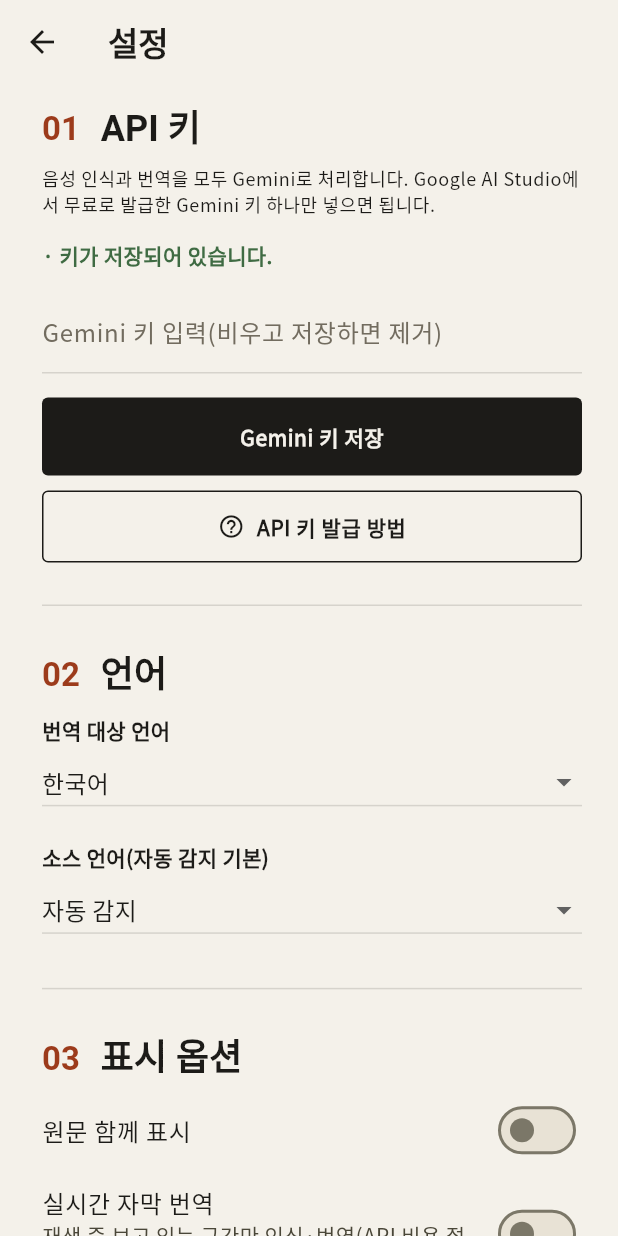
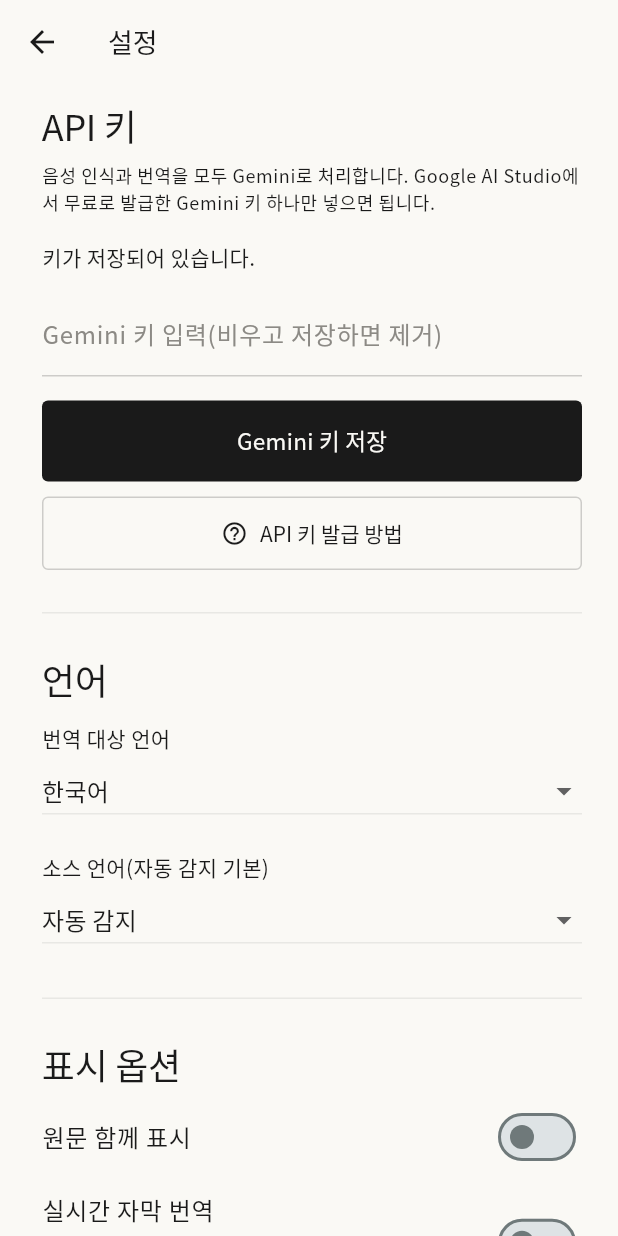
Before and after one commit to a-scene-tence/sub, a Flutter app: the screen it shows after launch, after a tap on the "settings" icon, on a phone screen of 412 x 824 dp. Run offline on Flutter 3.47's test engine with Material 3 defaults, Android fonts, the phone set to English and light mode, and no system bars; our stand-ins replace file_picker, flutter_dotenv, flutter_riverpod, flutter_secure_storage, google_fonts, shared_preferences and 2 more; missing offline and left inert: screen_brightness, volume_controller; Roboto replaces fonts that are missing (Noto Serif Kr).

Commit message:
style(ui): 디자인 정제 — 화이트·아이보리 모노크롬, 올-산세리프, 굵은 무게 제거
직전 에디토리얼 톤이 무겁고 촌스럽다는 피드백을 반영해 더 가볍고 미니멀하게 정리한다.
- 팔레트: 배경을 더 화이트한 아이보리(#FAF9F5)로, 포인트 색(브릭) 완전 제거 →
  잉크/그레이/화이트 모노크롬. 활성 컨트롤(스위치·슬라이더)도 잉크로만.
- 타이포: serif 헤드라인 제거하고 전부 Noto Sans KR(올-산세리프). 헤드라인은
  Light/Regular(w300~400), 굵은 무게(w600~700) 미사용.
- 홈: "No.01"·"VIDEO · SUBTITLE" 키커 제거, 마스트헤드를 얇은 산세리프로.
- 설정: 섹션 넘버링(01~05)·색 강조 제거, 산세리프 제목 + hairline로 담백하게.
  키 상태 표시도 모노크롬(잉크/그레이)으로.
- 자막 오버레이/프리뷰의 가독성 무게(w600)는 영상 위 가독성 목적이라 유지.

Co-Authored-By: Claude Opus 4.8 <noreply@anthropic.com>
Claude-Session: https://claude.ai/code/session_01FNKQtGvYKHS5axaL3oczoE

```diff
--- a/lib/screens/home_screen.dart
+++ b/lib/screens/home_screen.dart
@@ -66,13 +66,6 @@ class _HomeScreenState extends ConsumerState<HomeScreen> {
     return Scaffold(
       appBar: AppBar(
         titleSpacing: 28,
-        title: Text(
-          'No.01',
-          style: textTheme.labelLarge?.copyWith(
-            color: AppPalette.inkSoft,
-            letterSpacing: 2,
-          ),
-        ),
         actions: <Widget>[
           IconButton(
             icon: const Icon(Icons.settings_outlined),
@@ -87,34 +80,27 @@ class _HomeScreenState extends ConsumerState<HomeScreen> {
       body: SafeArea(
         top: false,
         child: Padding(
-          padding: const EdgeInsets.fromLTRB(28, 16, 24, 28),
+          padding: const EdgeInsets.fromLTRB(28, 24, 28, 28),
           child: Column(
             crossAxisAlignment: CrossAxisAlignment.start,
             children: <Widget>[
-              Text(
-                'VIDEO  ·  SUBTITLE',
-                style: textTheme.labelLarge?.copyWith(
-                  color: AppPalette.inkSoft,
-                  letterSpacing: 3,
-                  fontWeight: FontWeight.w600,
-                ),
-              ),
-              const SizedBox(height: 16),
+              const SizedBox(height: 8),
               Text(
                 '인프레임',
                 style: textTheme.displayLarge?.copyWith(
-                  fontSize: 60,
+                  fontSize: 52,
                   height: 1.0,
                 ),
               ),
-              const SizedBox(height: 20),
+              const SizedBox(height: 22),
               Container(height: 1, color: AppPalette.hairline),
-              const SizedBox(height: 24),
+              const SizedBox(height: 22),
               Text(
                 '영상을 선택하면 음성을 인식해\n자연스러운 번역 자막을 만들어 드려요.',
                 style: textTheme.titleLarge?.copyWith(
-                  height: 1.45,
-                  color: AppPalette.ink,
+                  fontWeight: FontWeight.w400,
+                  height: 1.5,
+                  color: AppPalette.inkSoft,
                 ),
               ),
               const Spacer(),
@@ -132,7 +118,7 @@ class _HomeScreenState extends ConsumerState<HomeScreen> {
   }
 }
 
-/// 전체 폭 에디토리얼 액션 블록(라벨 좌측 + 화살표 우측).
+/// 전체 폭 액션 블록(라벨 좌측 + 화살표 우측).
 class _PickAction extends StatelessWidget {
   const _PickAction({required this.onTap});
 
@@ -144,17 +130,11 @@ class _PickAction extends StatelessWidget {
       width: double.infinity,
       child: FilledButton(
         onPressed: onTap,
-        child: Row(
+        child: const Row(
           mainAxisAlignment: MainAxisAlignment.spaceBetween,
           children: <Widget>[
-            Text(
-              '영상 파일 선택',
-              style: Theme.of(context).textTheme.labelLarge?.copyWith(
-                    color: AppPalette.paper,
-                    fontSize: 16,
-                  ),
-            ),
-            const Icon(Icons.arrow_forward, size: 20),
+            Text('영상 파일 선택'),
+            Icon(Icons.arrow_forward, size: 20),
           ],
         ),
       ),
--- a/lib/screens/settings_screen.dart
+++ b/lib/screens/settings_screen.dart
@@ -95,19 +95,16 @@ class _SettingsScreenState extends ConsumerState<SettingsScreen> {
         padding: const EdgeInsets.fromLTRB(28, 12, 24, 48),
         children: <Widget>[
           const _SectionHeader(
-            '01',
             'API 키',
             caption: '음성 인식과 번역을 모두 Gemini로 처리합니다. Google AI Studio에서 '
                 '무료로 발급한 Gemini 키 하나만 넣으면 됩니다.',
           ),
           const SizedBox(height: 16),
           Text(
-            hasGeminiKey ? '· 키가 저장되어 있습니다.' : '· 키가 설정되지 않았습니다.',
+            hasGeminiKey ? '키가 저장되어 있습니다.' : '키가 설정되지 않았습니다.',
             style: TextStyle(
-              color: hasGeminiKey
-                  ? const Color(0xFF3F6B43)
-                  : AppPalette.accent,
-              fontWeight: FontWeight.w600,
+              color: hasGeminiKey ? AppPalette.ink : AppPalette.inkSoft,
+              fontWeight: FontWeight.w500,
             ),
           ),
           const SizedBox(height: 12),
@@ -134,7 +131,7 @@ class _SettingsScreenState extends ConsumerState<SettingsScreen> {
             label: const Text('API 키 발급 방법'),
           ),
           const _SectionGap(),
-          const _SectionHeader('02', '언어'),
+          const _SectionHeader('언어'),
           const SizedBox(height: 12),
           Text('번역 대상 언어', style: _label(context)),
           DropdownButton<String>(
@@ -171,7 +168,7 @@ class _SettingsScreenState extends ConsumerState<SettingsScreen> {
             onChanged: settings.setLanguageHint,
           ),
           const _SectionGap(),
-          const _SectionHeader('03', '표시 옵션'),
+          const _SectionHeader('표시 옵션'),
           const SizedBox(height: 4),
           SwitchListTile(
             title: const Text('원문 함께 표시'),
@@ -187,7 +184,7 @@ class _SettingsScreenState extends ConsumerState<SettingsScreen> {
             contentPadding: EdgeInsets.zero,
           ),
           const _SectionGap(),
-          const _SectionHeader('04', '자막 스타일'),
+          const _SectionHeader('자막 스타일'),
           const SizedBox(height: 16),
           _StylePreview(settings: current),
           const SizedBox(height: 20),
@@ -226,7 +223,7 @@ class _SettingsScreenState extends ConsumerState<SettingsScreen> {
             onChanged: settings.setSubtitleBgOpacity,
           ),
           const _SectionGap(),
-          const _SectionHeader('05', '저장공간'),
+          const _SectionHeader('저장공간'),
           const SizedBox(height: 12),
           Text(
             '캐시 사용량 — '
@@ -253,7 +250,7 @@ class _SettingsScreenState extends ConsumerState<SettingsScreen> {
 /// 섹션 라벨(소제목) 텍스트 스타일.
 TextStyle? _label(BuildContext context) =>
     Theme.of(context).textTheme.bodyMedium?.copyWith(
-          fontWeight: FontWeight.w600,
+          fontWeight: FontWeight.w500,
           color: AppPalette.ink,
         );
 
@@ -273,11 +270,10 @@ class _SectionGap extends StatelessWidget {
   }
 }
 
-/// 넘버 kicker + serif 섹션 제목(+선택 캡션).
+/// 섹션 제목(+선택 캡션). 산세리프 미디엄, 색 강조 없이 여백으로 구분.
 class _SectionHeader extends StatelessWidget {
-  const _SectionHeader(this.number, this.title, {this.caption});
+  const _SectionHeader(this.title, {this.caption});
 
-  final String number;
   final String title;
   final String? caption;
 
@@ -287,23 +283,7 @@ class _SectionHeader extends StatelessWidget {
     return Column(
       crossAxisAlignment: CrossAxisAlignment.start,
       children: <Widget>[
-        Row(
-          crossAxisAlignment: CrossAxisAlignment.baseline,
-          textBaseline: TextBaseline.alphabetic,
-          children: <Widget>[
-            Text(
-              number,
-              style: textTheme.titleLarge?.copyWith(
-                color: AppPalette.accent,
-                fontWeight: FontWeight.w700,
-              ),
-            ),
-            const SizedBox(width: 14),
-            Expanded(
-              child: Text(title, style: textTheme.headlineSmall),
-            ),
-          ],
-        ),
+        Text(title, style: textTheme.headlineSmall),
         if (caption != null) ...<Widget>[
           const SizedBox(height: 8),
           Text(caption!, style: textTheme.bodySmall),
--- a/lib/theme/app_theme.dart
+++ b/lib/theme/app_theme.dart
@@ -1,20 +1,20 @@
 import 'package:flutter/material.dart';
 import 'package:google_fonts/google_fonts.dart';
 
-/// 에디토리얼(잡지/출판물) 톤의 라이트 "페이퍼" 팔레트.
+/// 라이트 "페이퍼" 팔레트 — 화이트·아이보리 모노크롬(포인트 색 없음).
 ///
-/// 모노크롬(잉크/페이퍼) 위에 절제된 포인트 1색(브릭)을 활성 상태에만 소량 쓴다.
+/// 색으로 강조하지 않고 여백·타이포·hairline으로 위계를 만든다. 활성 컨트롤도 잉크(검정)로만.
 class AppPalette {
   AppPalette._();
 
-  static const Color paper = Color(0xFFF4F1EA); // 웜 아이보리 배경
-  static const Color ink = Color(0xFF1C1B18); // 거의 검정(본문·헤드라인)
-  static const Color inkSoft = Color(0xFF726C5F); // 캡션·보조 텍스트
-  static const Color accent = Color(0xFF9C3B1B); // 브릭(포인트, 소량)
-  static const Color hairline = Color(0x241C1B18); // ink ~14%(구분선·밑줄)
+  static const Color paper = Color(0xFFFAF9F5); // near-white 아이보리 배경
+  static const Color ink = Color(0xFF1A1A1A); // 본문·헤드라인(부드러운 검정)
+  static const Color inkSoft = Color(0xFF8C8A85); // 캡션·보조 텍스트(중성 그레이)
+  static const Color hairline = Color(0x141A1A1A); // ink ~8%(구분선·밑줄)
+  static const Color line = Color(0x331A1A1A); // ink ~20%(보더)
 }
 
-/// 앱 전역 에디토리얼 테마. 헤드라인/타이틀은 Noto Serif KR, 본문은 Noto Sans KR.
+/// 앱 전역 테마. 전부 Noto Sans KR(올-산세리프), 굵은 무게 없이 라이트/레귤러/미디엄만 사용.
 class AppTheme {
   AppTheme._();
 
@@ -29,29 +29,30 @@ class AppTheme {
       onSurface: AppPalette.ink,
       primary: AppPalette.ink,
       onPrimary: AppPalette.paper,
-      secondary: AppPalette.accent,
+      secondary: AppPalette.ink,
     );
 
-    final serif = GoogleFonts.notoSerifKrTextTheme(base.textTheme);
     final sans = GoogleFonts.notoSansKrTextTheme(base.textTheme);
-    final textTheme = sans.copyWith(
-      displayLarge: serif.displayLarge
-          ?.copyWith(fontWeight: FontWeight.w700, letterSpacing: -0.5),
-      displayMedium: serif.displayMedium
-          ?.copyWith(fontWeight: FontWeight.w700, letterSpacing: -0.5),
-      displaySmall: serif.displaySmall
-          ?.copyWith(fontWeight: FontWeight.w700, letterSpacing: -0.4),
-      headlineMedium:
-          serif.headlineMedium?.copyWith(fontWeight: FontWeight.w700),
-      headlineSmall:
-          serif.headlineSmall?.copyWith(fontWeight: FontWeight.w600),
-      titleLarge: serif.titleLarge?.copyWith(fontWeight: FontWeight.w600),
-      bodyLarge: sans.bodyLarge?.copyWith(height: 1.5),
-      bodyMedium: sans.bodyMedium?.copyWith(height: 1.5),
-      bodySmall: sans.bodySmall?.copyWith(color: AppPalette.inkSoft, height: 1.45),
-      labelLarge:
-          sans.labelLarge?.copyWith(fontWeight: FontWeight.w600, letterSpacing: 0.4),
-    ).apply(bodyColor: AppPalette.ink, displayColor: AppPalette.ink);
+    final textTheme = sans
+        .copyWith(
+          displayLarge: sans.displayLarge
+              ?.copyWith(fontWeight: FontWeight.w300, letterSpacing: -1.0, height: 1.05),
+          displayMedium: sans.displayMedium
+              ?.copyWith(fontWeight: FontWeight.w300, letterSpacing: -0.8, height: 1.05),
+          displaySmall: sans.displaySmall
+              ?.copyWith(fontWeight: FontWeight.w300, letterSpacing: -0.5),
+          headlineMedium: sans.headlineMedium
+              ?.copyWith(fontWeight: FontWeight.w400, letterSpacing: -0.3),
+          headlineSmall: sans.headlineSmall
+              ?.copyWith(fontWeight: FontWeight.w400, letterSpacing: -0.2),
+          titleLarge: sans.titleLarge?.copyWith(fontWeight: FontWeight.w500),
+          bodyLarge: sans.bodyLarge?.copyWith(fontWeight: FontWeight.w400, height: 1.55),
+          bodyMedium: sans.bodyMedium?.copyWith(fontWeight: FontWeight.w400, height: 1.55),
+          bodySmall: sans.bodySmall?.copyWith(color: AppPalette.inkSoft, height: 1.5),
+          labelLarge: sans.labelLarge
+              ?.copyWith(fontWeight: FontWeight.w500, letterSpacing: 0.2),
+        )
+        .apply(bodyColor: AppPalette.ink, displayColor: AppPalette.ink);
 
     return base.copyWith(
       colorScheme: colorScheme,
@@ -69,34 +70,41 @@ class AppTheme {
         elevation: 0,
         scrolledUnderElevation: 0,
         centerTitle: false,
-        titleTextStyle: GoogleFonts.notoSerifKr(
+        titleTextStyle: GoogleFonts.notoSansKr(
           color: AppPalette.ink,
-          fontWeight: FontWeight.w700,
-          fontSize: 22,
+          fontWeight: FontWeight.w500,
+          fontSize: 18,
         ),
       ),
       filledButtonTheme: FilledButtonThemeData(
         style: FilledButton.styleFrom(
           backgroundColor: AppPalette.ink,
           foregroundColor: AppPalette.paper,
+          elevation: 0,
           shape: const RoundedRectangleBorder(
             borderRadius: BorderRadius.all(Radius.circular(4)),
           ),
           padding: const EdgeInsets.symmetric(horizontal: 22, vertical: 16),
+          textStyle: GoogleFonts.notoSansKr(
+            fontWeight: FontWeight.w500,
+            fontSize: 15,
+            letterSpacing: 0.2,
+          ),
         ),
       ),
       outlinedButtonTheme: OutlinedButtonThemeData(
         style: OutlinedButton.styleFrom(
           foregroundColor: AppPalette.ink,
-          side: const BorderSide(color: AppPalette.ink, width: 1),
+          side: const BorderSide(color: AppPalette.line, width: 1),
           shape: const RoundedRectangleBorder(
             borderRadius: BorderRadius.all(Radius.circular(4)),
           ),
           padding: const EdgeInsets.symmetric(horizontal: 18, vertical: 14),
+          textStyle: GoogleFonts.notoSansKr(fontWeight: FontWeight.w500),
         ),
       ),
       textButtonTheme: TextButtonThemeData(
-        style: TextButton.styleFrom(foregroundColor: AppPalette.accent),
+        style: TextButton.styleFrom(foregroundColor: AppPalette.ink),
       ),
       inputDecorationTheme: const InputDecorationTheme(
         border: UnderlineInputBorder(),
@@ -104,21 +112,21 @@ class AppTheme {
           borderSide: BorderSide(color: AppPalette.ink, width: 1.5),
         ),
         enabledBorder: UnderlineInputBorder(
-          borderSide: BorderSide(color: AppPalette.hairline, width: 1),
+          borderSide: BorderSide(color: AppPalette.line, width: 1),
         ),
         labelStyle: TextStyle(color: AppPalette.inkSoft),
       ),
       switchTheme: SwitchThemeData(
         thumbColor: WidgetStateProperty.resolveWith((states) =>
-            states.contains(WidgetState.selected) ? AppPalette.accent : null),
+            states.contains(WidgetState.selected) ? AppPalette.ink : null),
         trackColor: WidgetStateProperty.resolveWith((states) =>
             states.contains(WidgetState.selected)
-                ? AppPalette.accent.withValues(alpha: 0.35)
+                ? AppPalette.ink.withValues(alpha: 0.45)
                 : null),
       ),
       sliderTheme: const SliderThemeData(
-        activeTrackColor: AppPalette.accent,
-        thumbColor: AppPalette.accent,
+        activeTrackColor: AppPalette.ink,
+        thumbColor: AppPalette.ink,
         inactiveTrackColor: AppPalette.hairline,
       ),
     );
```
